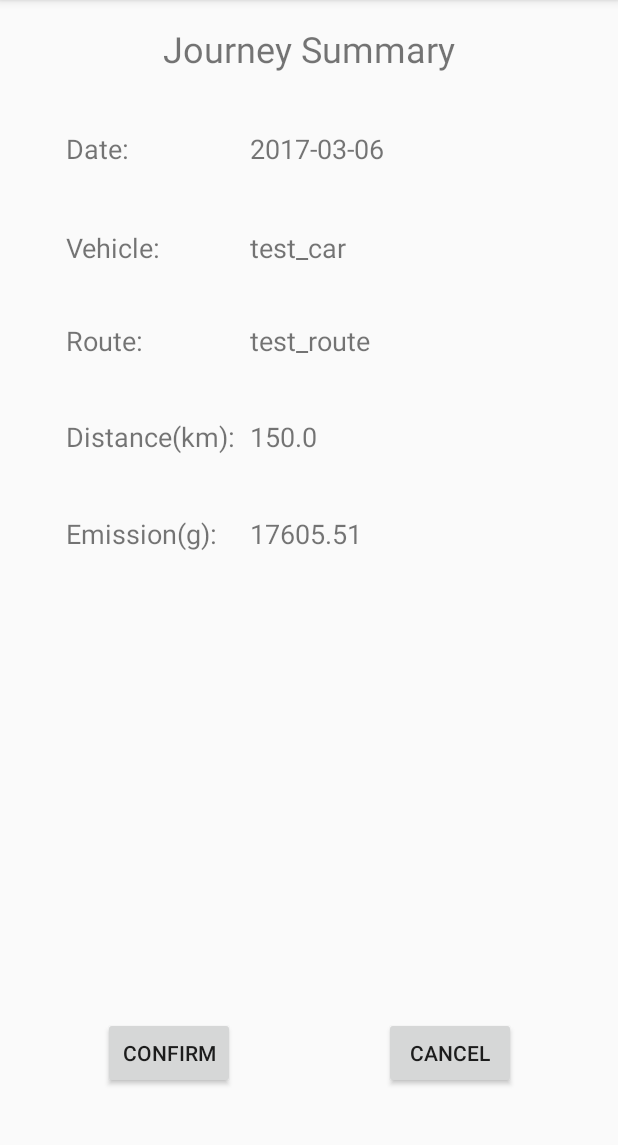
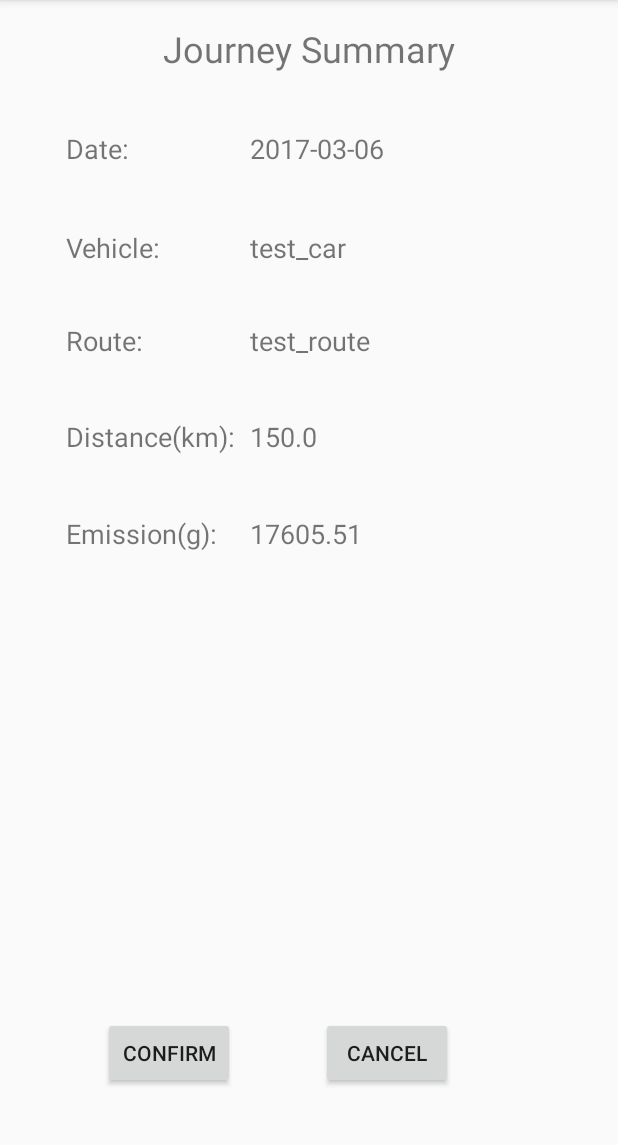
Before and after one commit to BaronInTheTree/CO2GO, an Android app: the JourneyInformationActivity screen opened directly, with no data from a screen before it, on a phone screen of 412 x 824 dp, the part 84-1229 px from its top. Run offline under Robolectric (Android 15) with nearby library versions, the phone set to English and light mode, and no system bars.

Commit message:
update comments and the layout of journey Info activity.

```diff
--- a/app/src/main/java/ca/cmpt276/carbonTracker/FootprintGraphActivity.java
+++ b/app/src/main/java/ca/cmpt276/carbonTracker/FootprintGraphActivity.java
@@ -25,11 +25,12 @@ public class FootprintGraphActivity extends AppCompatActivity {
 
     private final String tableLabel = "CO2 Emission of Journeys (in gram)";
 
-    // String journeys[] = getJourneyDescription();
+    // CarbonModel currentInstance = CarbonModel.getInstance();
+    // String journeys[] = currentInstance.getJourneys().getJourneyDescription();
     String journeys[] = {"#1: 2017-01-01, Home_to_Work_Route, 1234567890, my_Vehicle_Informa, 12345678","#2:date, routeName...","#3:date, routeName...",
             "#4:date, routeName...", "#5:date, routeName...","#6:date, routeName...", "#7:date, routeName..."};
 
-    // int emissions[] = getJourneyEmission();
+    // int emissions[] = currentInstance.getJourneys().getJourneyEmission();
     int emissions[] = {23,5,56,189,70,23,94};
 
     @Override
--- a/app/src/main/java/ca/cmpt276/carbonTracker/FootprintTableActivity.java
+++ b/app/src/main/java/ca/cmpt276/carbonTracker/FootprintTableActivity.java
@@ -51,8 +51,9 @@ public class FootprintTableActivity extends AppCompatActivity {
 
 
     private void populateListView() {
-
-        // String[] allJourneys = getJourneyDescriptionsTableFormat();
+        // CarbonModel currentInstance = CarbonModel.getInstance();
+        // String[] allJourneys = currentInstance.getJourneys().getJourneyDescriptionsTableFormat();
+        // next line to be removed.
         String[] allJourneys = {"2017-01-01    Home_to_Work_Route     1234567890     my_Vehicle_Informa    12345678"};
         ArrayAdapter<String> adapter = new ArrayAdapter<String>(this,
                 R.layout.table_layout,allJourneys);
--- a/app/src/main/res/layout/activity_journey_information.xml
+++ b/app/src/main/res/layout/activity_journey_information.xml
@@ -14,11 +14,13 @@
         android:id="@+id/cancel"
         android:layout_width="wrap_content"
         android:layout_height="wrap_content"
+        android:text="Cancel"
         android:layout_alignBaseline="@+id/confirm"
         android:layout_alignBottom="@+id/confirm"
-        android:layout_toEndOf="@+id/date_entry"
-        android:layout_toRightOf="@+id/date_entry"
-        android:text="Cancel" />
+        android:layout_alignLeft="@+id/emission_entry"
+        android:layout_alignStart="@+id/emission_entry"
+        android:layout_marginLeft="47dp"
+        android:layout_marginStart="47dp" />
 
     <TextView
         android:id="@+id/journeySum"
```
